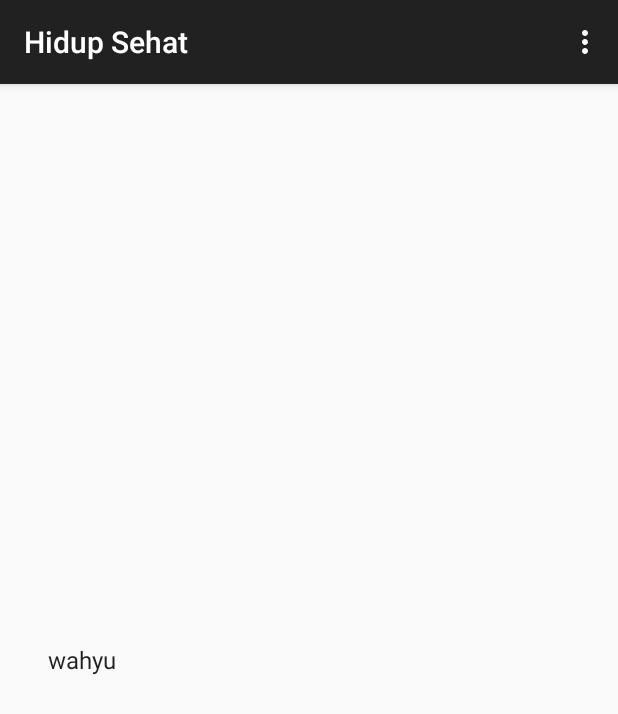
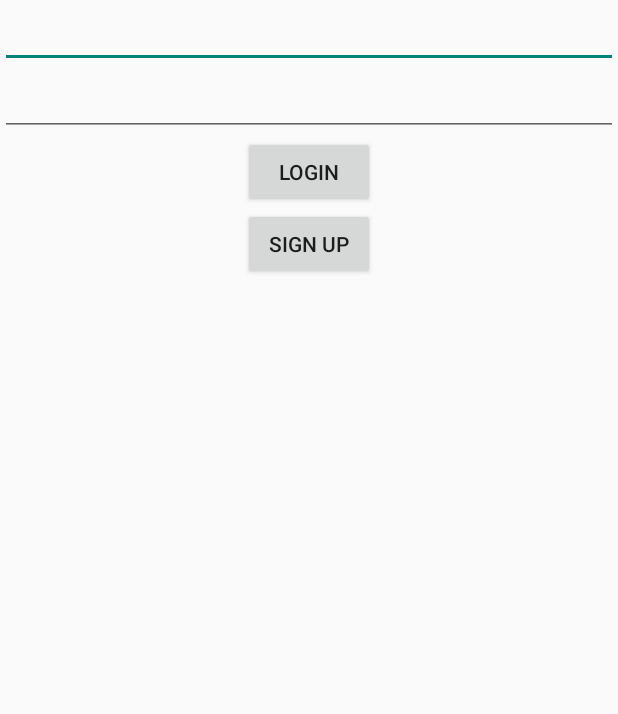
Before and after one commit to wahyuoi/HidupSehat, an Android app: the screen it shows after launch (MainActivity before the commit, Login after it), on a phone screen of 412 x 824 dp. Shown: the top 714 px of the screen. Run offline under Robolectric (Android 15) with nearby library versions, the phone set to English and light mode, and no system bars.

Commit message:
SignUp and Login Feature

```diff
--- a/app/src/main/AndroidManifest.xml
+++ b/app/src/main/AndroidManifest.xml
@@ -16,6 +16,12 @@
                 <category android:name="android.intent.category.LAUNCHER" />
             </intent-filter>
         </activity>
+        <activity android:name=".Auth.Login"
+            android:label="Login">
+        </activity>
+        <activity android:name=".Auth.SignUp"
+            android:label="SignUp">
+        </activity>
     </application>
 
 </manifest>
--- a/app/src/main/java/c03/ppl/hidupsehat/Auth/Login.java
+++ b/app/src/main/java/c03/ppl/hidupsehat/Auth/Login.java
@@ -1,10 +1,92 @@
 package c03.ppl.hidupsehat.Auth;
 
 import android.app.Activity;
+import android.content.ContentValues;
+import android.content.Intent;
+import android.database.Cursor;
+import android.os.Bundle;
+import android.util.Log;
+import android.view.View;
+import android.widget.Button;
+import android.widget.EditText;
+import android.widget.TextView;
+
+import c03.ppl.hidupsehat.MainActivity;
+import c03.ppl.hidupsehat.R;
+import c03.ppl.hidupsehat.database.DatabaseField;
+import c03.ppl.hidupsehat.database.DatabaseInfo;
 
 /**
  * Created by wahyuoi on 04/04/15.
  */
 public class Login extends Activity {
+    @Override
+    protected void onCreate(Bundle savedInstanceState){
+        super.onCreate(savedInstanceState);
+        setContentView(R.layout.login);
 
+        final EditText inputName = (EditText) findViewById(R.id.username);
+        final EditText inputPassword = (EditText) findViewById(R.id.password);
+        Button inputLogin = (Button) findViewById(R.id.submit);
+        Button inputSignUp = (Button) findViewById(R.id.signup);
+        final TextView msgLabel = (TextView) findViewById(R.id.msg);
+
+        // if there any msg
+        Intent intent = getIntent();
+        String msg = intent.getStringExtra("msg");
+        if (msg != null && !msg.trim().isEmpty())
+            msgLabel.setText(msg);
+
+        inputSignUp.setOnClickListener(new View.OnClickListener() {
+            @Override
+            public void onClick(View v) {
+                Intent signUpIntent = new Intent(getApplicationContext(), SignUp.class);
+                signUpIntent.setFlags(Intent.FLAG_ACTIVITY_CLEAR_TOP);
+                Log.e("Login", "Opening Sign Up Form!");
+                startActivity(signUpIntent);
+                finish();
+            }
+        });
+        inputLogin.setOnClickListener(new View.OnClickListener() {
+            @Override
+            public void onClick(View v) {
+                String username = inputName.getText().toString();
+                String password = inputPassword.getText().toString();
+                boolean login = doLogin(username, password);
+                Log.e("Login", username + " try login and " + ((login) ? "Success" : "Failed"));
+
+                if (!login){
+                    msgLabel.setText("Username atau Password salah!");
+                } else {
+                    doRememberLogin(username);
+                    Intent main = new Intent(getApplicationContext(), MainActivity.class);
+                    main.setFlags(Intent.FLAG_ACTIVITY_CLEAR_TOP);
+                    startActivity(main);
+                    finish();
+                }
+            }
+        });
+
+    }
+
+    private void doRememberLogin(String username) {
+        ContentValues values = new ContentValues();
+        values.put(DatabaseField.USER_COLUMN_IS_LOGIN, 1);
+        DatabaseInfo dbInfo = new DatabaseInfo(this);
+        dbInfo.update(DatabaseField.USER_TABLE, values, DatabaseField.USER_COLUMN_USERNAME+"=?", new String[] {username});
+        dbInfo.close();
+        return;
+    }
+
+    boolean doLogin(String username, String password){
+        DatabaseInfo dbInfo = new DatabaseInfo(this);
+
+        String query = "select * from " + DatabaseField.USER_TABLE + " where username = '" + username
+                + "' and password = '" + password + "'";
+        Cursor cur = dbInfo.getFromQuery(query);
+        boolean ret = cur.isAfterLast() == false;
+        cur.close();
+        dbInfo.close();
+        return ret;
+    }
 }
--- a/app/src/main/java/c03/ppl/hidupsehat/MainActivity.java
+++ b/app/src/main/java/c03/ppl/hidupsehat/MainActivity.java
@@ -1,7 +1,9 @@
 package c03.ppl.hidupsehat;
 
+import android.content.Intent;
 import android.support.v7.app.ActionBarActivity;
 import android.os.Bundle;
+import android.util.Log;
 import android.view.KeyEvent;
 import android.view.Menu;
 import android.view.MenuItem;
@@ -10,6 +12,7 @@ import android.widget.ListView;
 
 import java.util.ArrayList;
 
+import c03.ppl.hidupsehat.Auth.Login;
 import c03.ppl.hidupsehat.database.DatabaseField;
 import c03.ppl.hidupsehat.database.DatabaseInfo;
 
@@ -25,14 +28,24 @@ public class MainActivity extends ActionBarActivity {
         setContentView(R.layout.activity_main);
 
         dbInfo = new DatabaseInfo(this);
-//        // insert
-        boolean insertOK = dbInfo.insert(DatabaseField.USER_TABLE, "gede", "wahyu");
+
+        if (!dbInfo.isLogin(DatabaseField.USER_TABLE, DatabaseField.USER_COLUMN_IS_LOGIN)){
+            Intent loginScreen = new Intent(getApplicationContext(), Login.class);
+            loginScreen.setFlags(Intent.FLAG_ACTIVITY_CLEAR_TOP);
+            Log.e("Main", "redirect to login screen!");
+            startActivity(loginScreen);
+            dbInfo.close();
+            finish();
+        } else {
+
+
 //        // retrieve
-        ArrayList arrayList = dbInfo.getAllDataFromTable(DatabaseField.USER_TABLE, DatabaseField.USER_COLUMN_PASSWORD);
-        ArrayAdapter arrayAdapter = new ArrayAdapter(this, android.R.layout.simple_list_item_1, arrayList );
+            ArrayList arrayList = dbInfo.getAllDataFromTable(DatabaseField.USER_TABLE, DatabaseField.USER_COLUMN_PASSWORD);
+            ArrayAdapter arrayAdapter = new ArrayAdapter(this, android.R.layout.simple_list_item_1, arrayList );
 
-        obj = (ListView) findViewById(R.id.listView1);
-        obj.setAdapter(arrayAdapter);
+            obj = (ListView) findViewById(R.id.listView1);
+            obj.setAdapter(arrayAdapter);
+        }
     }
 
 
--- a/app/src/main/java/c03/ppl/hidupsehat/database/DatabaseField.java
+++ b/app/src/main/java/c03/ppl/hidupsehat/database/DatabaseField.java
@@ -9,7 +9,10 @@ public class DatabaseField {
     public static final String USER_TABLE = "user";
     public static final String USER_COLUMN_USERNAME = "username";
     public static final String USER_COLUMN_PASSWORD = "password";
-    public static final String isLogin = "islogin";
+    public static final String USER_COLUMN_IS_LOGIN = "isLogin";
+    public static final String USER_COLUMN_NAMA = "nama";
+    public static final String USER_COLUMN_TINGGI = "tinggi" ;
+    public static final String USER_COLUMN_BERAT = "berat" ;
 
     //
 }
--- a/app/src/main/java/c03/ppl/hidupsehat/database/DatabaseInfo.java
+++ b/app/src/main/java/c03/ppl/hidupsehat/database/DatabaseInfo.java
@@ -7,8 +7,6 @@ import android.database.sqlite.SQLiteDatabase;
 import android.database.sqlite.SQLiteOpenHelper;
 
 import java.util.ArrayList;
-
-import c03.ppl.hidupsehat.database.DatabaseField;
 
 /**
  * Created by wahyuoi on 04/04/15.
@@ -24,7 +22,10 @@ public class DatabaseInfo extends SQLiteOpenHelper {
     @Override
     public void onCreate(SQLiteDatabase db) {
         db.execSQL(
-                "create table " + DatabaseField.USER_TABLE + " (id integer, username text primary key, password text)"
+                "create table " + DatabaseField.USER_TABLE + " (id integer, "+DatabaseField.USER_COLUMN_USERNAME
+                        +" text primary key, "+ DatabaseField.USER_COLUMN_PASSWORD+" text, "+DatabaseField.USER_COLUMN_IS_LOGIN
+                        +" number, "+DatabaseField.USER_COLUMN_NAMA+" text, "+DatabaseField.USER_COLUMN_TINGGI
+                        +" number, "+DatabaseField.USER_COLUMN_BERAT+" number)"
         );
     }
 
@@ -33,15 +34,18 @@ public class DatabaseInfo extends SQLiteOpenHelper {
 
     }
 
-    public boolean insert(String table, String user, String pass){
+    public boolean insert(String table, ContentValues contentValues){
         SQLiteDatabase db = this.getWritableDatabase();
-        ContentValues contentValues = new ContentValues();
+        long id = db.insert(table, null, contentValues);
+        db.close();
+        return id != -1;
+    }
 
-        contentValues.put("username", user);
-        contentValues.put("password", pass);
-
-        long id = db.insert(table, null, contentValues);
-        return id != -1;
+    public boolean update(String table, ContentValues contentValues, String where, String[] values){
+        SQLiteDatabase db = this.getWritableDatabase();
+        int ret = db.update(table, contentValues, where, values);
+        db.close();
+        return ret>0;
     }
 
     public ArrayList getAllDataFromTable(String table, String column_name){
@@ -55,7 +59,29 @@ public class DatabaseInfo extends SQLiteOpenHelper {
             arr.add(res.getString(res.getColumnIndex(column_name)));
             res.moveToNext();
         }
-
+        res.close();
+        db.close();
         return arr;
     }
+
+    public boolean isLogin(String userTable, String userColumnIsLogin) {
+        SQLiteDatabase db = this.getReadableDatabase();
+        Cursor res = db.rawQuery("select * from " + userTable + " where " + userColumnIsLogin + " = 1", null);
+
+        res.moveToFirst();
+        boolean ret = false;
+        if (res.isAfterLast() == false)
+            ret = res.getInt(res.getColumnIndex(userColumnIsLogin)) == 1;
+        res.close();
+        db.close();
+        return ret;
+    }
+
+    public Cursor getFromQuery(String query) {
+        SQLiteDatabase db = this.getReadableDatabase();
+        Cursor res = db.rawQuery(query, null);
+
+        res.moveToFirst();
+        return res;
+    }
 }
--- /dev/null
+++ b/app/src/main/res/layout-port/login.xml
@@ -0,0 +1,41 @@
+<?xml version="1.0" encoding="utf-8"?>
+<LinearLayout xmlns:android="http://schemas.android.com/apk/res/android"
+    android:orientation="vertical" android:layout_width="match_parent"
+    android:layout_height="match_parent">
+
+    <EditText
+        android:layout_width="match_parent"
+        android:layout_height="wrap_content"
+        android:inputType="textPersonName"
+        android:ems="10"
+        android:id="@+id/username" />
+
+    <EditText
+        android:layout_width="match_parent"
+        android:layout_height="wrap_content"
+        android:inputType="textPassword"
+        android:ems="10"
+        android:id="@+id/password"
+        android:layout_gravity="center_horizontal" />
+
+    <Button
+        android:layout_width="wrap_content"
+        android:layout_height="wrap_content"
+        android:text="Login"
+        android:id="@+id/submit"
+        android:layout_gravity="center_horizontal" />
+    <Button
+        android:layout_width="wrap_content"
+        android:layout_height="wrap_content"
+        android:text="Sign Up"
+        android:id="@+id/signup"
+        android:layout_gravity="center_horizontal" />
+
+    <TextView
+        android:layout_width="wrap_content"
+        android:layout_height="wrap_content"
+        android:textAppearance="?android:attr/textAppearanceMedium"
+        android:text=""
+        android:id="@+id/msg"
+        android:layout_gravity="center_horizontal" />
+</LinearLayout>
```
Also changed, not shown: app/src/main/java/c03/ppl/hidupsehat/Auth/SignUp.java (added, +113 -0 lines), app/src/main/java/c03/ppl/hidupsehat/Tools/Misc.java (added, +15 -0 lines), app/src/main/res/layout/signup.xml (added, +77 -0 lines).
